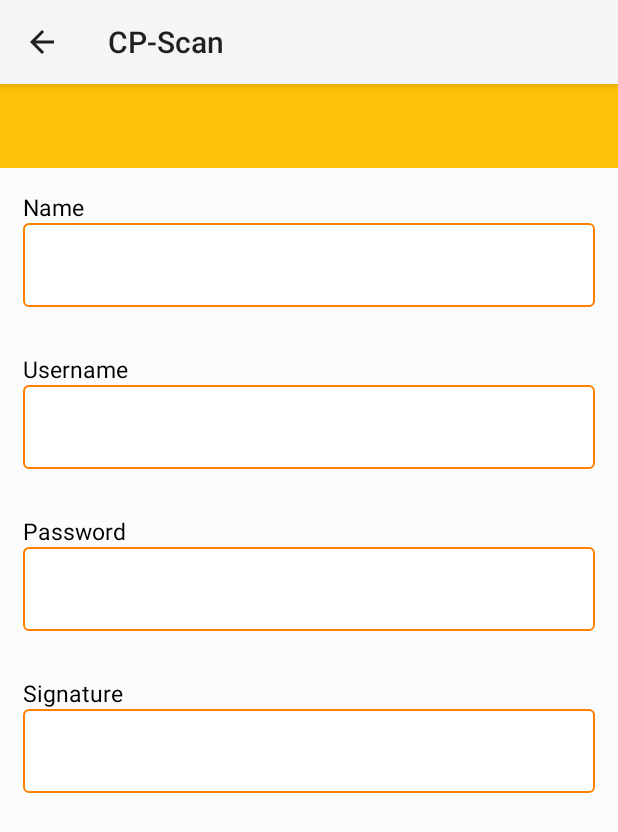
After one commit to NARA-Capstone-Project/CPScan-Project, an Android app: the EditProfileActivity screen opened directly, with no data from a screen before it, on a phone screen of 412 x 824 dp. The commit adds this screen. Shown: the top 832 px of the screen. Run offline under Robolectric (Android 15) with nearby library versions, the phone set to English and light mode, and no system bars; network calls fail; 4 statements that could not run were skipped.

Commit message:
Account profile
ui

```diff
--- a/app/src/main/AndroidManifest.xml
+++ b/app/src/main/AndroidManifest.xml
@@ -45,8 +45,8 @@
         </receiver>
 
         <activity android:name=".Activities.ViewPc" />
-        <activity android:name=".Activities.ViewInventoryReport"></activity>
-        <activity android:name=".Activities.ReportPc"></activity>
+        <activity android:name=".Activities.ViewInventoryReport" />
+        <activity android:name=".Activities.EditProfileActivity"></activity>
     </application>
 
 </manifest>
--- /dev/null
+++ b/app/src/main/java/com/example/avendano/cp_scan/Activities/EditProfileActivity.java
@@ -0,0 +1,132 @@
+package com.example.avendano.cp_scan.Activities;
+
+import android.app.DialogFragment;
+import android.support.v7.app.AppCompatActivity;
+import android.os.Bundle;
+import android.support.v7.widget.Toolbar;
+import android.text.InputType;
+import android.text.method.PasswordTransformationMethod;
+import android.util.Base64;
+import android.view.Menu;
+import android.view.MenuItem;
+import android.view.View;
+import android.view.ViewGroup;
+import android.widget.AdapterView;
+import android.widget.BaseAdapter;
+import android.widget.EditText;
+import android.widget.ListView;
+import android.widget.TextView;
+import android.widget.Toast;
+
+import com.example.avendano.cp_scan.R;
+import com.example.avendano.cp_scan.SharedPref.SharedPrefManager;
+
+import javax.crypto.Cipher;
+import javax.crypto.spec.SecretKeySpec;
+
+public class EditProfileActivity extends AppCompatActivity {
+
+    String[] titles = {"Name","Username", "Password", "Signature"};
+    String[] userData = {SharedPrefManager.getInstance(EditProfileActivity.this).getName()
+    , SharedPrefManager.getInstance(EditProfileActivity.this).getKeyUsername(),"",""};
+
+    @Override
+    protected void onCreate(Bundle savedInstanceState) {
+        super.onCreate(savedInstanceState);
+        setContentView(R.layout.activity_edit_profile);
+
+        Toolbar toolbar = (Toolbar) findViewById(R.id.toolbar);
+        setSupportActionBar(toolbar);
+        getSupportActionBar().setDisplayHomeAsUpEnabled(true);
+
+        ListView list = (ListView) findViewById(R.id.listview);
+        ProfileAdapter adapter = new ProfileAdapter();
+        list.setAdapter(adapter);
+    }
+
+    class ProfileAdapter extends BaseAdapter {
+
+        @Override
+        public int getCount() {
+            return titles.length;
+        }
+
+        @Override
+        public Object getItem(int position) {
+            return null;
+        }
+
+        @Override
+        public long getItemId(int position) {
+            return 0;
+        }
+
+        @Override
+        public View getView(int position, View convertView, ViewGroup parent) {
+            convertView = getLayoutInflater().inflate(R.layout.list_item, null);
+            TextView title = (TextView) convertView.findViewById(R.id.title);
+            title.setText(titles[position]);
+            EditText user = (EditText) convertView.findViewById(R.id.userData);
+            if(title.getText().toString().trim().equalsIgnoreCase("password")){
+                user.setInputType(InputType.TYPE_CLASS_TEXT | InputType.TYPE_TEXT_VARIATION_PASSWORD);
+                user.setTransformationMethod(PasswordTransformationMethod.getInstance());
+                user.setHint(getKeyPassword());
+            }
+            else{
+                user.setHint(userData[position]);
+                user.setInputType(InputType.TYPE_CLASS_TEXT);
+            }
+            final int item = position;
+            user.setOnClickListener(new View.OnClickListener() {
+                @Override
+                public void onClick(View v) {
+                    String getTitle = titles[item].toString();
+                    //dialog
+                    Toast.makeText(EditProfileActivity.this, getTitle, Toast.LENGTH_SHORT).show();
+                }
+            });
+            return convertView;
+        }
+    }
+
+    private String getKeyPassword() {
+        String decoded = "";
+        try {
+            decoded = decrypt(SharedPrefManager.getInstance(EditProfileActivity.this).getEncrypted(), "userdataencrypted");
+        } catch (Exception e) {
+            e.printStackTrace();
+        }
+        return decoded;
+    }
+
+    private String decrypt(String password, String Data) throws Exception{
+        String AES = "AES";
+        SecretKeySpec key = SharedPrefManager.getInstance(EditProfileActivity.this).generateKey(Data);
+        Cipher cipher = Cipher.getInstance(AES);
+        cipher.init(Cipher.DECRYPT_MODE, key);
+        byte[] decVal = Base64.decode(password, Base64.DEFAULT);
+        byte[] decoded = cipher.doFinal(decVal);
+        String decryptedValue = new String(decoded);
+        return decryptedValue;
+    }
+
+    @Override
+    public void onBackPressed() {
+        super.onBackPressed();
+        EditProfileActivity.this.finish();
+    }
+
+    @Override
+    public boolean onOptionsItemSelected(MenuItem item) {
+        switch(item.getItemId()){
+            case android.R.id.home:
+                EditProfileActivity.this.finish();
+            default:
+                return super.onOptionsItemSelected(item);
+        }
+    }
+
+    public static class PopupDialog extends DialogFragment{
+
+    }
+}
--- a/app/src/main/java/com/example/avendano/cp_scan/Activities/ViewPc.java
+++ b/app/src/main/java/com/example/avendano/cp_scan/Activities/ViewPc.java
@@ -38,7 +38,7 @@ public class ViewPc extends AppCompatActivity {
     SQLiteHandler db;
     ProgressDialog progressDialog;
 
-    TextView pcno, room_name, comp_status, instr;
+    TextView pcno, room_name, comp_status, instr, pc_os;
     TextView pc_model, pc_mb, pc_monitor, pc_processor, pc_ram, pc_hdd, pc_mouse, pc_vga, pc_kb;
     CheckBox monitor, mb, pr, ram, hdd, keyboard, mouse, vga;
     Button report, cancel;
@@ -65,6 +65,7 @@ public class ViewPc extends AppCompatActivity {
         pc_mouse = (TextView) findViewById(R.id.pc_mouse);
         pc_vga = (TextView) findViewById(R.id.pc_vga);
         pc_kb = (TextView) findViewById(R.id.pc_kb);
+        pc_os = (TextView) findViewById(R.id.pc_os);
         report = (Button) findViewById(R.id.pc_report);
         comp_status = (TextView) findViewById(R.id.pc_status);
         cancel = (Button) findViewById(R.id.cancel);
@@ -188,6 +189,7 @@ public class ViewPc extends AppCompatActivity {
                             pc_vga.setText(obj.getString("vga"));
                             pc_hdd.setText(obj.getString("hdd"));
                             comp_status.setText(obj.getString("comp_status"));
+                            pc_os.setText(obj.getString("os"));
                             break;
                         }
                     }
--- a/app/src/main/java/com/example/avendano/cp_scan/Activities/ViewRoom.java
+++ b/app/src/main/java/com/example/avendano/cp_scan/Activities/ViewRoom.java
@@ -238,6 +238,7 @@ public class ViewRoom extends AppCompatActivity {
                         String vga = obj.getString("vga");
                         String hdd = obj.getString("hdd");
                         String comp_status = obj.getString("comp_status");
+                        String os = obj.getString("os");
 
                         if (room_id == ViewRoom.this.room_id) {
                             long in = db.addPctoAssess(comp_id, mb, pr, monitor, ram, kboard, mouse, comp_status, vga, hdd, pc_no, model);
--- a/app/src/main/java/com/example/avendano/cp_scan/Database/AddReportsFrmServer.java
+++ b/app/src/main/java/com/example/avendano/cp_scan/Database/AddReportsFrmServer.java
@@ -45,7 +45,6 @@ public class AddReportsFrmServer {
             public void onResponse(String response) {
                 try {
                     if (response != null && response.length() > 0) {
-
                         JSONArray array = new JSONArray(response);
                         for (int i = 0; i < array.length(); i++) {
                             JSONObject obj = array.getJSONObject(i);
--- a/app/src/main/java/com/example/avendano/cp_scan/Database/AppConfig.java
+++ b/app/src/main/java/com/example/avendano/cp_scan/Database/AppConfig.java
@@ -7,7 +7,7 @@ package com.example.avendano.cp_scan.Database;
 public class AppConfig {
 
     //        public static String ROOT_URL = "https://cp-scan.000webhostapp.com/android_api/"; //online
-    public static String ROOT_URL = "http://192.168.43.22/android_api/"; // lan network
+    public static String ROOT_URL = "http://192.168.2.107/android_api/"; // lan network
 
     // Server user login url
     public static String URL_LOGIN = ROOT_URL + "cict_login.php";
--- a/app/src/main/java/com/example/avendano/cp_scan/SharedPref/SharedPrefManager.java
+++ b/app/src/main/java/com/example/avendano/cp_scan/SharedPref/SharedPrefManager.java
@@ -2,6 +2,13 @@ package com.example.avendano.cp_scan.SharedPref;
 
 import android.content.Context;
 import android.content.SharedPreferences;
+import android.util.Base64;
+import android.util.Log;
+
+import java.security.MessageDigest;
+
+import javax.crypto.Cipher;
+import javax.crypto.spec.SecretKeySpec;
 
 /**
  * Created by Avendano on 6 Mar 2018.
@@ -19,7 +26,11 @@ public class SharedPrefManager {
     private static final String KEY_USERROLE = "role";
     private static final String KEY_EXPIRE = "date_expire";
     private static final String KEY_ACCSTATUS = "acc_status";
-    private static final String KEY_REPORT_ID = "report_id";
+    String AES = "AES";
+
+
+    private static final String KEY_PASSWORD = "password";
+
 
     public SharedPrefManager(Context context) {
         mCtx = context;
@@ -33,7 +44,7 @@ public class SharedPrefManager {
     }
 
     //store user data needed
-    public boolean userLogin(String user_id, String username, String name, String phone,
+    public boolean userLogin(String user_id, String username, String password, String name, String phone,
                              String role, String date_expire, String acc_status) {
 
         SharedPreferences sharedPreferences = mCtx.getSharedPreferences(SHARED_PREF_NAME, Context.MODE_PRIVATE);
@@ -47,6 +58,11 @@ public class SharedPrefManager {
         editor.putString(KEY_USERROLE, role);
         editor.putString(KEY_EXPIRE, date_expire);
         editor.putString(KEY_ACCSTATUS, acc_status);
+        try {
+            editor.putString(KEY_PASSWORD, encrypt(password, "userdataencrypted"));
+        } catch (Exception e) {
+            Log.e("ENCRYPTEXCEPTION", e.getMessage());
+        }
         editor.apply();
         return true;
     }
@@ -81,7 +97,6 @@ public class SharedPrefManager {
     }
 
     public String getAcc_Status() {
-
         SharedPreferences sharedPreferences = mCtx.getSharedPreferences(SHARED_PREF_NAME, Context.MODE_PRIVATE);
         return sharedPreferences.getString(KEY_ACCSTATUS, null);
     }
@@ -94,6 +109,12 @@ public class SharedPrefManager {
             return false;
     }
 
+
+    public String getKeyUsername() {
+        SharedPreferences sharedPreferences = mCtx.getSharedPreferences(SHARED_PREF_NAME, Context.MODE_PRIVATE);
+        return sharedPreferences.getString(KEY_USERNAME, null);
+    }
+
     public boolean logout() {
         SharedPreferences sharedPreferences = mCtx.getSharedPreferences(SHARED_PREF_NAME, Context.MODE_PRIVATE);
         SharedPreferences.Editor editor = sharedPreferences.edit();
@@ -102,4 +123,30 @@ public class SharedPrefManager {
         return true;
     }
 
+    public String getEncrypted(){
+        SharedPreferences sharedPreferences = mCtx.getSharedPreferences(SHARED_PREF_NAME, Context.MODE_PRIVATE);
+        String pass =  sharedPreferences.getString(KEY_PASSWORD, null);
+        return pass;
+    }
+
+
+    private String encrypt(String password, String Data) throws Exception{
+        SecretKeySpec key = generateKey(Data);
+        Cipher cipher = Cipher.getInstance(AES);
+        cipher.init(Cipher.ENCRYPT_MODE, key);
+        byte[] encVal = cipher.doFinal(password.getBytes());
+        String encryptedValue = Base64.encodeToString(encVal, Base64.DEFAULT);
+        return encryptedValue;
+    }
+
+    public SecretKeySpec generateKey(String data)throws Exception{
+        final MessageDigest digest = MessageDigest.getInstance("SHA-256");
+        byte[] bytes = data.getBytes("UTF-8");
+        digest.update(bytes, 0, bytes.length);
+        byte[] key = digest.digest();
+        SecretKeySpec secretKeySpec = new SecretKeySpec(key, "AES");
+        return secretKeySpec;
+    }
+
+
 }
--- /dev/null
+++ b/app/src/main/res/layout/activity_edit_profile.xml
@@ -0,0 +1,22 @@
+<?xml version="1.0" encoding="utf-8"?>
+<LinearLayout xmlns:android="http://schemas.android.com/apk/res/android"
+    xmlns:app="http://schemas.android.com/apk/res-auto"
+    xmlns:tools="http://schemas.android.com/tools"
+    android:layout_width="match_parent"
+    android:layout_height="match_parent"
+    android:orientation="vertical"
+    tools:context="com.example.avendano.cp_scan.Activities.EditProfileActivity">
+
+    <include
+        android:id="@+id/toolbar"
+        layout="@layout/toolbar"/>
+    <ListView
+        android:divider="@null"
+        android:dividerHeight="0dp"
+        android:id="@+id/listview"
+        android:layout_width="match_parent"
+        android:layout_height="match_parent"
+        android:background="@color/bg">
+    </ListView>
+
+</LinearLayout>
--- a/app/src/main/res/layout/activity_pcassessment.xml
+++ b/app/src/main/res/layout/activity_pcassessment.xml
@@ -101,24 +101,19 @@
                 android:layout_height="wrap_content"
                 android:layout_weight=".5"
                 android:orientation="vertical">
-
-
                 <TextView
                     android:layout_width="wrap_content"
                     android:layout_height="wrap_content"
                     android:text="SOFTWARE" />
-
                 <LinearLayout
                     android:layout_width="wrap_content"
                     android:layout_height="wrap_content"
                     android:layout_marginTop="5dp"
                     android:orientation="vertical">
-
                     <TextView
                         android:layout_width="wrap_content"
                         android:layout_height="wrap_content"
                         android:text="Monitor:" />
-
                     <CheckBox
                         android:id="@+id/pc_monitor"
                         android:layout_width="wrap_content"
@@ -126,7 +121,6 @@
                         android:layout_marginBottom="5dp"
                         android:paddingTop="5dp"
                         android:text="Monitor" />
-
                 </LinearLayout>
 
                 <LinearLayout
--- /dev/null
+++ b/app/src/main/res/layout/list_item.xml
@@ -0,0 +1,25 @@
+<?xml version="1.0" encoding="utf-8"?>
+<RelativeLayout xmlns:android="http://schemas.android.com/apk/res/android"
+    android:layout_width="match_parent"
+    android:layout_height="match_parent"
+    android:padding="15dp"
+    android:background="@color/bg">
+    <TextView
+        android:id="@+id/title"
+        android:layout_width="wrap_content"
+        android:layout_height="wrap_content"
+        android:text="Text"
+        android:textSize="15sp"
+        android:textColor="@color/black"
+        android:layout_alignParentLeft="true"/>
+    <EditText
+        android:inputType="none"
+        android:textIsSelectable="true"
+        android:layout_width="match_parent"
+        android:layout_height="?attr/actionBarSize"
+        android:padding="15dp"
+        android:background="@drawable/style_edittext"
+        android:layout_below="@+id/title"
+        android:id="@+id/userData"/>
+
+</RelativeLayout>
```
Also changed, not shown: app/src/main/java/com/example/avendano/cp_scan/Activities/LogInActivity.java (+10 -0 lines), app/src/main/java/com/example/avendano/cp_scan/Activities/ReportPc.java (deleted, +0 -150 lines), app/src/main/java/com/example/avendano/cp_scan/Activities/RoomPc.java (+4 -3 lines), app/src/main/java/com/example/avendano/cp_scan/Database/AddCompFrmServer.java (+4 -3 lines), app/src/main/java/com/example/avendano/cp_scan/Database/SQLiteHandler.java (+8 -5 lines), app/src/main/java/com/example/avendano/cp_scan/Fragments/AccountFragment.java (+19 -3 lines), app/src/main/res/drawable/ic_rigtharrow.xml (added, +9 -0 lines), app/src/main/res/layout/activity_view_pc.xml (+11 -0 lines), app/src/main/res/layout/scan_dialog.xml (deleted, +0 -7 lines).
